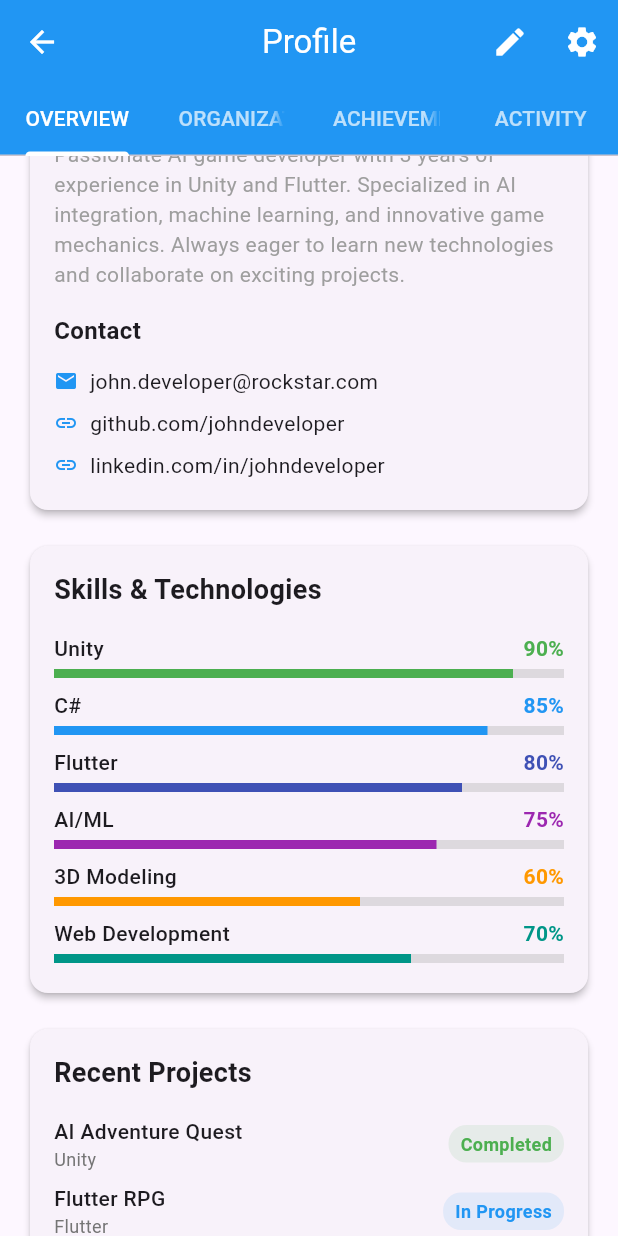
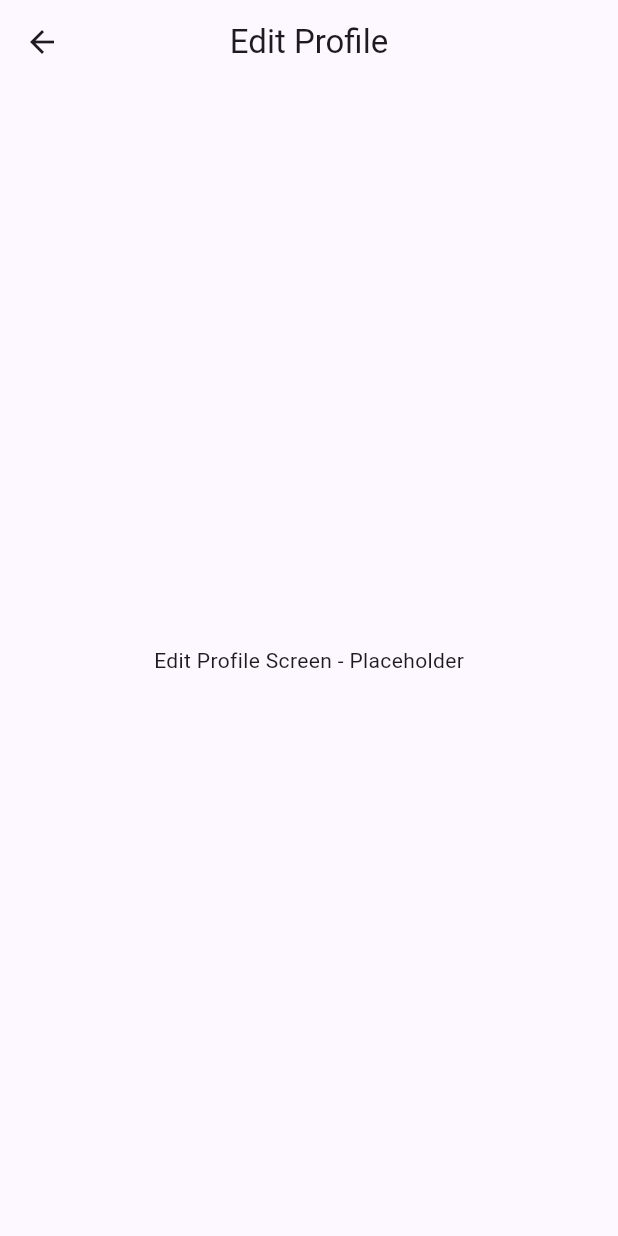
Before and after one commit to BjarneNiklas/project-jambam, a Flutter app: the ProfileScreen screen opened directly, scrolled down 576 dp, after a tap on the "edit" icon, on a phone screen of 412 x 824 dp. Run offline on Flutter 3.47's test engine with Material 3 defaults, Android fonts, the phone set to English and light mode, and no system bars; our stand-ins replace cached_network_image, connectivity_plus, dio, flutter_markdown, flutter_riverpod, font_awesome_flutter and 10 more; missing offline and left inert: dart:js_interop, dio_cache_interceptor, dio_cache_interceptor_hive_store; accounts and stored records are empty; generated files the repository leaves out were written again.

Commit message:
Fix: Replace deprecated members and address navigation TODOs
- Replaced deprecated `withOpacity` with `withAlpha` and `activeColor` with `activeThumbColor` across multiple files.
- Added placeholder screens and navigation for:
  - Profile: Edit Profile, Settings
  - Projects: Create Project, Project Details
- Added placeholder SnackBar messages for other TODOs that require further implementation details.

```diff
--- /dev/null
+++ b/lib/src/features/a_ideation/presentation/edit_profile_screen.dart
@@ -0,0 +1,17 @@
+import 'package:flutter/material.dart';
+
+class EditProfileScreen extends StatelessWidget {
+  const EditProfileScreen({super.key});
+
+  @override
+  Widget build(BuildContext context) {
+    return Scaffold(
+      appBar: AppBar(
+        title: const Text('Edit Profile'),
+      ),
+      body: const Center(
+        child: Text('Edit Profile Screen - Placeholder'),
+      ),
+    );
+  }
+}
--- a/lib/src/features/a_ideation/presentation/profile_screen.dart
+++ b/lib/src/features/a_ideation/presentation/profile_screen.dart
@@ -1,5 +1,7 @@
 import 'package:flutter/material.dart';
 import 'package:flutter_riverpod/flutter_riverpod.dart';
+import 'package:project_jambam/src/features/a_ideation/presentation/edit_profile_screen.dart';
+import 'package:project_jambam/src/features/a_ideation/presentation/settings_screen.dart';
 
 class ProfileScreen extends ConsumerStatefulWidget {
   const ProfileScreen({super.key});
@@ -36,13 +38,19 @@ class _ProfileScreenState extends ConsumerState<ProfileScreen>
           IconButton(
             icon: const Icon(Icons.edit),
             onPressed: () {
-              // TODO: Edit profile
+              Navigator.push(
+                context,
+                MaterialPageRoute(builder: (context) => const EditProfileScreen()),
+              );
             },
           ),
           IconButton(
             icon: const Icon(Icons.settings),
             onPressed: () {
-              // TODO: Settings
+              Navigator.push(
+                context,
+                MaterialPageRoute(builder: (context) => const SettingsScreen()),
+              );
             },
           ),
         ],
@@ -138,7 +146,7 @@ class _ProfileScreenState extends ConsumerState<ProfileScreen>
                       Container(
                         padding: const EdgeInsets.symmetric(horizontal: 8, vertical: 4),
                         decoration: BoxDecoration(
-                          color: Colors.white.withOpacity(0.2),
+                          color: Colors.white.withAlpha((255 * 0.2).round()),
                           borderRadius: BorderRadius.circular(12),
                         ),
                         child: const Text(
@@ -208,7 +216,7 @@ class _ProfileScreenState extends ConsumerState<ProfileScreen>
         Text(
           label,
           style: TextStyle(
-            color: color.withOpacity(0.8),
+            color: color.withAlpha((255 * 0.8).round()),
             fontSize: 12,
           ),
         ),
@@ -278,7 +286,7 @@ class _ProfileScreenState extends ConsumerState<ProfileScreen>
         Container(
           padding: const EdgeInsets.all(8),
           decoration: BoxDecoration(
-            color: color.withOpacity(0.1),
+            color: color.withAlpha((255 * 0.1).round()),
             borderRadius: BorderRadius.circular(8),
           ),
           child: Icon(icon, color: color, size: 20),
@@ -415,7 +423,7 @@ class _ProfileScreenState extends ConsumerState<ProfileScreen>
           const SizedBox(height: 4),
           LinearProgressIndicator(
             value: level,
-            backgroundColor: Colors.grey.withOpacity(0.3),
+            backgroundColor: Colors.grey.withAlpha((255 * 0.3).round()),
             valueColor: AlwaysStoppedAnimation<Color>(color),
             minHeight: 6,
           ),
@@ -476,7 +484,7 @@ class _ProfileScreenState extends ConsumerState<ProfileScreen>
           Container(
             padding: const EdgeInsets.symmetric(horizontal: 8, vertical: 4),
             decoration: BoxDecoration(
-              color: statusColor.withOpacity(0.1),
+              color: statusColor.withAlpha((255 * 0.1).round()),
               borderRadius: BorderRadius.circular(12),
             ),
             child: Text(
@@ -550,7 +558,7 @@ class _ProfileScreenState extends ConsumerState<ProfileScreen>
             Container(
               padding: const EdgeInsets.symmetric(horizontal: 12, vertical: 6),
               decoration: BoxDecoration(
-                color: Colors.blue.withOpacity(0.1),
+                color: Colors.blue.withAlpha((255 * 0.1).round()),
                 borderRadius: BorderRadius.circular(20),
               ),
               child: const Text(
@@ -577,7 +585,7 @@ class _ProfileScreenState extends ConsumerState<ProfileScreen>
           width: 50,
           height: 50,
           decoration: BoxDecoration(
-            color: color.withOpacity(0.1),
+            color: color.withAlpha((255 * 0.1).round()),
             borderRadius: BorderRadius.circular(25),
           ),
           child: Icon(Icons.business, color: color, size: 24),
@@ -593,7 +601,7 @@ class _ProfileScreenState extends ConsumerState<ProfileScreen>
               Container(
                 padding: const EdgeInsets.symmetric(horizontal: 6, vertical: 2),
                 decoration: BoxDecoration(
-                  color: Colors.green.withOpacity(0.1),
+                  color: Colors.green.withAlpha((255 * 0.1).round()),
                   borderRadius: BorderRadius.circular(8),
                 ),
                 child: const Text(
@@ -617,7 +625,7 @@ class _ProfileScreenState extends ConsumerState<ProfileScreen>
                 Container(
                   padding: const EdgeInsets.symmetric(horizontal: 6, vertical: 2),
                   decoration: BoxDecoration(
-                    color: color.withOpacity(0.1),
+                    color: color.withAlpha((255 * 0.1).round()),
                     borderRadius: BorderRadius.circular(8),
                   ),
                   child: Text(
@@ -636,7 +644,10 @@ class _ProfileScreenState extends ConsumerState<ProfileScreen>
         trailing: IconButton(
           icon: const Icon(Icons.arrow_forward_ios),
           onPressed: () {
-            // TODO: Navigate to organization
+            // For now, show a snackbar. Replace with actual navigation logic.
+            ScaffoldMessenger.of(context).showSnackBar(
+              SnackBar(content: Text('Navigate to $name - Coming Soon!')),
+            );
           },
         ),
       ),
@@ -679,7 +690,7 @@ class _ProfileScreenState extends ConsumerState<ProfileScreen>
             width: 40,
             height: 40,
             decoration: BoxDecoration(
-              color: color.withOpacity(0.1),
+              color: color.withAlpha((255 * 0.1).round()),
               borderRadius: BorderRadius.circular(20),
             ),
             child: Icon(Icons.people, color: color, size: 20),
@@ -774,7 +785,7 @@ class _ProfileScreenState extends ConsumerState<ProfileScreen>
             Container(
               padding: const EdgeInsets.symmetric(horizontal: 12, vertical: 6),
               decoration: BoxDecoration(
-                color: Colors.amber.withOpacity(0.1),
+                color: Colors.amber.withAlpha((255 * 0.1).round()),
                 borderRadius: BorderRadius.circular(20),
               ),
               child: const Text(
@@ -801,7 +812,7 @@ class _ProfileScreenState extends ConsumerState<ProfileScreen>
           width: 50,
           height: 50,
           decoration: BoxDecoration(
-            color: unlocked ? color : Colors.grey.withOpacity(0.3),
+            color: unlocked ? color : Colors.grey.withAlpha((255 * 0.3).round()),
             borderRadius: BorderRadius.circular(25),
           ),
           child: Icon(
@@ -891,7 +902,7 @@ class _ProfileScreenState extends ConsumerState<ProfileScreen>
             Container(
               padding: const EdgeInsets.symmetric(horizontal: 12, vertical: 6),
               decoration: BoxDecoration(
-                color: Colors.blue.withOpacity(0.1),
+                color: Colors.blue.withAlpha((255 * 0.1).round()),
                 borderRadius: BorderRadius.circular(20),
               ),
               child: const Text(
@@ -917,7 +928,7 @@ class _ProfileScreenState extends ConsumerState<ProfileScreen>
         leading: Container(
           padding: const EdgeInsets.all(8),
           decoration: BoxDecoration(
-            color: color.withOpacity(0.1),
+              color: color.withAlpha((255 * 0.1).round()),
             borderRadius: BorderRadius.circular(8),
           ),
           child: Icon(icon, color: color, size: 20),
--- a/lib/src/features/a_ideation/presentation/simple_jams_screen.dart
+++ b/lib/src/features/a_ideation/presentation/simple_jams_screen.dart
@@ -30,7 +30,7 @@ class _JamsScreenState extends ConsumerState<JamsScreen>
       body: Column(
         children: [
           Container(
-            color: Theme.of(context).primaryColor.withOpacity(0.1),
+            color: Theme.of(context).primaryColor.withAlpha((255 * 0.1).round()),
             child: TabBar(
               controller: _tabController,
               labelColor: Theme.of(context).primaryColor,
--- a/lib/src/features/a_ideation/presentation/simple_projects_screen.dart
+++ b/lib/src/features/a_ideation/presentation/simple_projects_screen.dart
@@ -30,7 +30,7 @@ class _ProjectsScreenState extends ConsumerState<ProjectsScreen>
       body: Column(
         children: [
           Container(
-            color: Theme.of(context).primaryColor.withOpacity(0.1),
+            color: Theme.of(context).primaryColor.withAlpha((255 * 0.1).round()),
             child: TabBar(
               controller: _tabController,
               labelColor: Theme.of(context).primaryColor,
```
Also changed, not shown: lib/src/features/a_ideation/presentation/create_project_screen.dart (added, +17 -0 lines), lib/src/features/a_ideation/presentation/project_details_screen.dart (added, +19 -0 lines), lib/src/features/a_ideation/presentation/projects_screen.dart (+26 -16 lines), lib/src/features/a_ideation/presentation/prototype_management_screen.dart (+22 -22 lines), lib/src/features/a_ideation/presentation/terminology_settings_screen.dart (+10 -10 lines), lib/src/features/a_ideation/presentation/workflow_system_screen.dart (+24 -24 lines).
